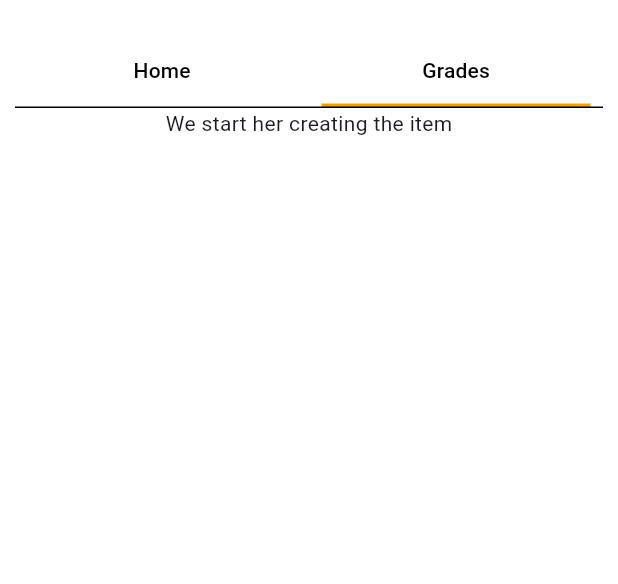
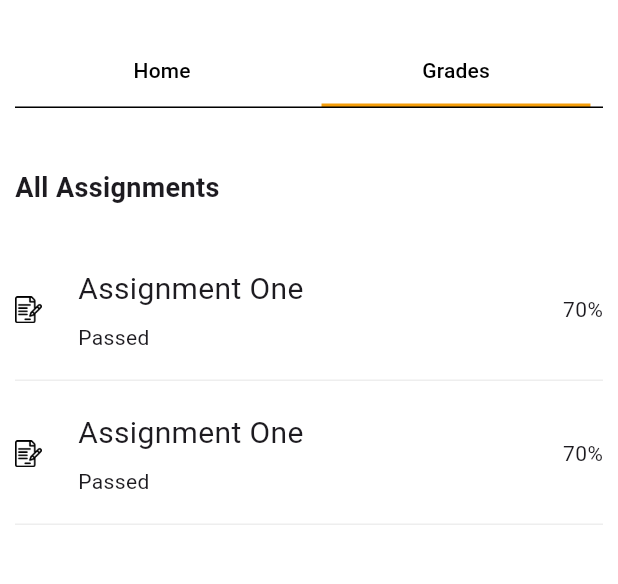
Before and after one commit to ishi265/ufuluapp, a Flutter app: the screen it shows after launch, tab 2 chosen, on a phone screen of 412 x 824 dp, the part 63-647 px from its top. Run offline on Flutter 3.47's test engine with Material 3 defaults, Android fonts, the phone set to English and light mode, and no system bars; our stand-ins replace google_fonts, iconsax.

Commit message:
created an assignment widget for the app in the contect now lets just focus on usable elements in the code

```diff
--- /dev/null
+++ b/lib/widgets/AssignmentMarkWidget.dart
@@ -0,0 +1,52 @@
+import 'package:flutter/material.dart';
+
+class AssignmentMarkWidget extends StatelessWidget {
+  const AssignmentMarkWidget({
+    super.key,
+  });
+
+  @override
+  Widget build(BuildContext context) {
+    return Padding(
+      padding: const EdgeInsets.only(bottom: 20),
+      child: Container(
+        decoration: BoxDecoration(
+            border: Border(bottom: BorderSide(color: Colors.grey[200]!))),
+        child: Padding(
+          padding: const EdgeInsets.only(bottom: 18),
+          child: Row(
+            crossAxisAlignment: CrossAxisAlignment.center,
+            children: [
+              Image.asset(
+                "images/contract.png",
+                width: 18,
+                height: 18,
+              ),
+              SizedBox(
+                width: 24,
+              ),
+              Expanded(
+                child: Row(
+                  mainAxisAlignment: MainAxisAlignment.spaceBetween,
+                  children: [
+                    Column(
+                      crossAxisAlignment: CrossAxisAlignment.start,
+                      children: [
+                        Text("Assignment One", style: TextStyle(fontSize: 20)),
+                        SizedBox(
+                          height: 8,
+                        ),
+                        Text("Passed")
+                      ],
+                    ),
+                    Text("70%")
+                  ],
+                ),
+              )
+            ],
+          ),
+        ),
+      ),
+    );
+  }
+}
--- a/lib/widgets/GradesWidget.dart
+++ b/lib/widgets/GradesWidget.dart
@@ -1,4 +1,5 @@
 import 'package:flutter/material.dart';
+import 'package:ufuluapp/widgets/AssignmentMarkWidget.dart';
 
 class GradesWidget extends StatelessWidget {
   const GradesWidget({
@@ -8,7 +9,16 @@ class GradesWidget extends StatelessWidget {
   @override
   Widget build(BuildContext context) {
     return Column(
-      children: [Text("We start her creating the item")],
+      crossAxisAlignment: CrossAxisAlignment.start,
+      children: [
+        Padding(
+          padding: const EdgeInsets.symmetric(vertical: 40),
+          child: Text("All Assignments",
+              style: TextStyle(fontSize: 18, fontWeight: FontWeight.w600)),
+        ),
+        AssignmentMarkWidget(),
+        AssignmentMarkWidget(),
+      ],
     );
   }
 }
```
